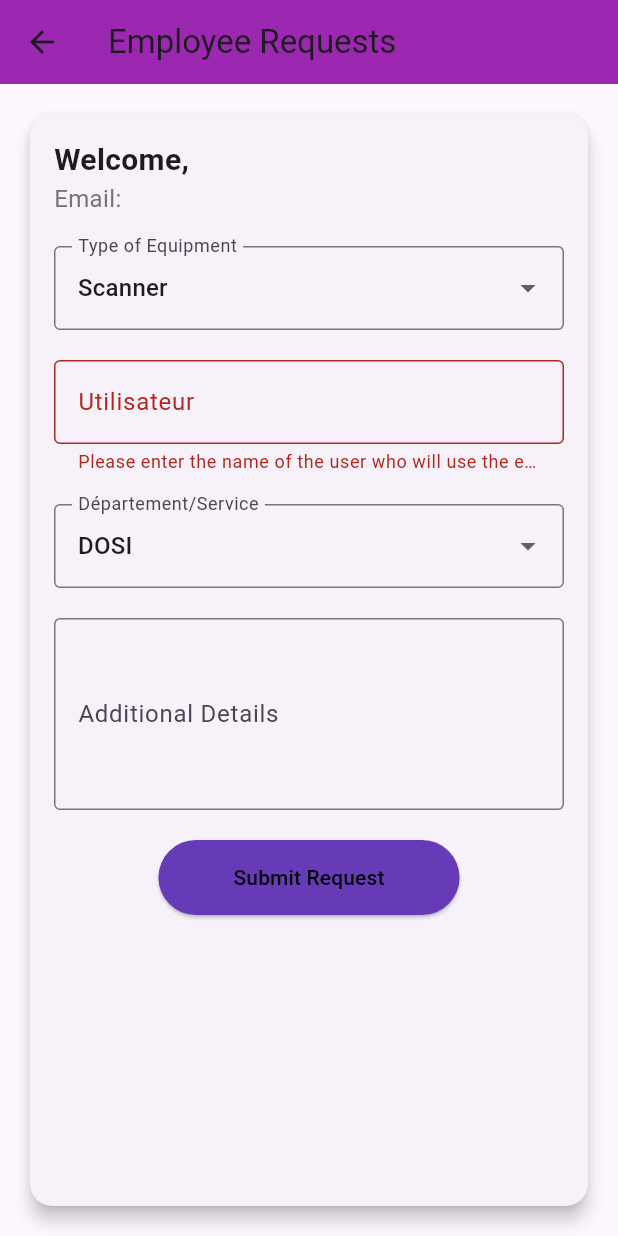
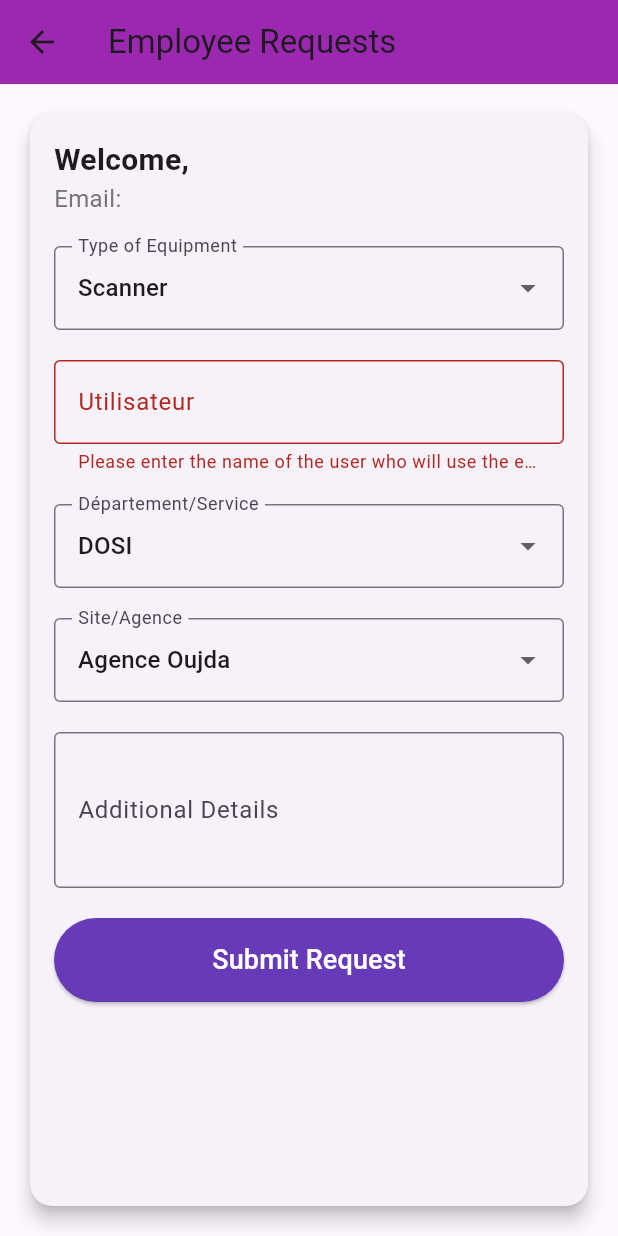
Before and after one commit to karrassi-dev/flutter_Gestion_de_parc_informatique, a Flutter app: the EmployRequestsPage screen opened directly, after a tap on "Submit Request", on a phone screen of 412 x 824 dp. Run offline on Flutter 3.47's test engine with Material 3 defaults, Android fonts, the phone set to English and light mode, and no system bars; our stand-ins replace badges, cloud_firestore, firebase_auth, firebase_core, firebase_messaging, flutter_dotenv; missing offline and left inert: mailer; accounts and stored records are empty.

Commit message:
email notification request SMTP

```diff
--- a/lib/employe_actions/EmployeRequestPage.dart
+++ b/lib/employe_actions/EmployeRequestPage.dart
@@ -1,6 +1,7 @@
 import 'package:cloud_firestore/cloud_firestore.dart';
 import 'package:firebase_auth/firebase_auth.dart';
 import 'package:flutter/material.dart';
+import '../email_service.dart'; // Adjust the path as necessary
 
 class EmployRequestsPage extends StatefulWidget {
   @override
@@ -15,6 +16,7 @@ class _EmployRequestsPageState extends State<EmployRequestsPage> {
   String currentEmail = "";
   String equipmentType = "Scanner"; // Default value
   String department = "DOSI"; // Default value
+  String site = 'Agence Oujda'; // Default value for site/agence
   String utilisateur = "";
   String additionalDetails = "";
   bool isLoading = true;
@@ -59,15 +61,51 @@ class _EmployRequestsPageState extends State<EmployRequestsPage> {
     }
   }
 
-  void submitRequest() {
+  // Function to show a loader dialog
+  void showLoaderDialog(BuildContext context) {
+    showDialog(
+      context: context,
+      barrierDismissible: false,
+      builder: (BuildContext context) {
+        return Dialog(
+          backgroundColor: Colors.transparent,
+          child: Container(
+            padding: EdgeInsets.all(20),
+            decoration: BoxDecoration(
+              color: Colors.white,
+              borderRadius: BorderRadius.circular(10),
+            ),
+            child: Row(
+              mainAxisSize: MainAxisSize.min,
+              children: [
+                CircularProgressIndicator(),
+                SizedBox(width: 20),
+                Text("Submitting request...", style: TextStyle(fontSize: 16)),
+              ],
+            ),
+          ),
+        );
+      },
+    );
+  }
+
+  void hideLoaderDialog(BuildContext context) {
+    Navigator.of(context).pop();
+  }
+
+  Future<void> submitRequest() async {
     if (_formKey.currentState!.validate()) {
+      // Show loader when submitting
+      showLoaderDialog(context);
 
-      FirebaseFirestore.instance.collection('equipmentRequests').add({
+      // Add Firestore
+      await FirebaseFirestore.instance.collection('equipmentRequests').add({
         'name': currentUserName,
         'email': currentEmail,
         'equipmentType': equipmentType,
         'utilisateur': utilisateur,
         'department': department,
+        'site': site,
         'additionalDetails': additionalDetails,
         'requester': currentEmail,
         'isRead': false,
@@ -75,11 +113,37 @@ class _EmployRequestsPageState extends State<EmployRequestsPage> {
         'requestDate': DateTime.now(),
       });
 
+      // Fetch all admin users
+      QuerySnapshot adminSnapshot = await FirebaseFirestore.instance
+          .collection('users')
+          .where('role', isEqualTo: 'Admin')
+          .get();
+
+      List<String> adminEmails = adminSnapshot.docs
+          .map((doc) => doc['email'] as String)
+          .toList();
+
+      // Send an email to each admin with the request details
+      for (String adminEmail in adminEmails) {
+        await Email_Service.sendEmail(
+          adminEmail,  // Send email to each admin
+          'New Equipment Request',  // Email subject
+          'A new equipment request has been made by $currentUserName ($currentEmail) for $equipmentType.\n'
+          'User: $utilisateur\n'
+          'Department: $department\n'
+          'Site/Agence: $site\n'
+          'Additional Details: $additionalDetails\n'
+        );
+      }
+
+      hideLoaderDialog(context);
+
+      // Display a success message
       ScaffoldMessenger.of(context).showSnackBar(
         SnackBar(content: Text("Request Submitted Successfully")),
       );
 
-
+      // Reset the form
       _formKey.currentState!.reset();
       setState(() {
         additionalDetails = "";
@@ -124,7 +188,8 @@ class _EmployRequestsPageState extends State<EmployRequestsPage> {
                         DropdownButtonFormField<String>(
                           value: equipmentType,
                           items: [
-                            'Imprimante', 'Avaya', 'Point d’access', 'Switch', 'DVR', 'TV', 'Scanner', 'Routeur', 'Balanceur', 'Standard Téléphonique', 'Data Show', 'Desktop', 'Laptop'
+                            'Imprimante', 'Avaya', 'Point d’access', 'Switch', 'DVR', 'TV', 'Scanner',
+                            'Routeur', 'Balanceur', 'Standard Téléphonique', 'Data Show', 'Desktop', 'Laptop'
                           ].map((String value) {
                             return DropdownMenuItem<String>(
                               value: value,
@@ -167,7 +232,9 @@ class _EmployRequestsPageState extends State<EmployRequestsPage> {
                         DropdownButtonFormField<String>(
                           value: department,
                           items: [
-                            'Maintenance', 'Qualité', 'Administration', 'Commercial', 'Caisse', 'Chef d’agence', 'ADV', 'DOSI', 'DRH', 'Logistique', 'Contrôle de gestion', 'Moyens généraux', 'GRC', 'Production', 'Comptabilité', 'Achat', 'Audit'
+                            'Maintenance', 'Qualité', 'Administration', 'Commercial', 'Caisse', 'Chef d’agence',
+                            'ADV', 'DOSI', 'DRH', 'Logistique', 'Contrôle de gestion', 'Moyens généraux',
+                            'GRC', 'Production', 'Comptabilité', 'Achat', 'Audit'
                           ].map((String value) {
                             return DropdownMenuItem<String>(
                               value: value,
@@ -186,8 +253,35 @@ class _EmployRequestsPageState extends State<EmployRequestsPage> {
                         ),
                         const SizedBox(height: 20),
 
+                        // Site/Agence dropdown
+                        DropdownButtonFormField<String>(
+                          value: site,
+                          items: [
+                            'Agence Oujda', 'Agence Agadir', 'Agence Marrakech', 'Canal Food',
+                            'Agence Beni Melal', 'Agence El Jadida', 'Agence Fes', 'Agence Tanger',
+                            'BMZ', 'STLZ', 'Zine Céréales', 'Manafid Al Houboub', 'CALZ', 'LGMZL',
+                            'LGSZ', 'LGMZB', 'LGMC', 'Savola', 'Siège'
+                          ].map((String value) {
+                            return DropdownMenuItem<String>(
+                              value: value,
+                              child: Text(value),
+                            );
+                          }).toList(),
+                          onChanged: (newValue) {
+                            setState(() {
+                              site = newValue!;
+                            });
+                          },
+                          decoration: InputDecoration(
+                            labelText: 'Site/Agence',
+                            border: OutlineInputBorder(),
+                          ),
+                        ),
+                        const SizedBox(height: 20),
+
+                        // Additional Details text field
                         TextFormField(
-                          maxLines: 4,
+                          maxLines: 3,
                           decoration: InputDecoration(
                             labelText: 'Additional Details',
                             border: OutlineInputBorder(),
@@ -200,16 +294,16 @@ class _EmployRequestsPageState extends State<EmployRequestsPage> {
                         ),
                         const SizedBox(height: 20),
 
-                        // Submit request button
-                        Center(
+                        // Submit button
+                        SizedBox(
+                          width: double.infinity,
                           child: ElevatedButton(
                             onPressed: submitRequest,
-                            child: const Text("Submit Request", style: TextStyle(color: Colors.black),),
-
                             style: ElevatedButton.styleFrom(
                               backgroundColor: Colors.deepPurple,
-                              padding: EdgeInsets.symmetric(horizontal: 50, vertical: 15),
+                              padding: EdgeInsets.all(15),
                             ),
+                            child: Text('Submit Request', style: TextStyle(fontSize: 18 , color: Colors.white)),
                           ),
                         ),
                       ],
--- a/pubspec.yaml
+++ b/pubspec.yaml
@@ -41,6 +41,8 @@ dependencies:
   intl: ^0.19.0
   firebase_messaging: ^15.1.2
   badges: ^3.1.2
+  mailer: ^6.1.2
+  flutter_dotenv: ^5.1.0
 
 dev_dependencies:
   flutter_test:
```
Also changed, not shown: lib/email_service.dart (added, +19 -0 lines), lib/employe_actions/RequestsPage.dart (+49 -6 lines), lib/main.dart (+4 -6 lines), pubspec.lock, 5 other files.
